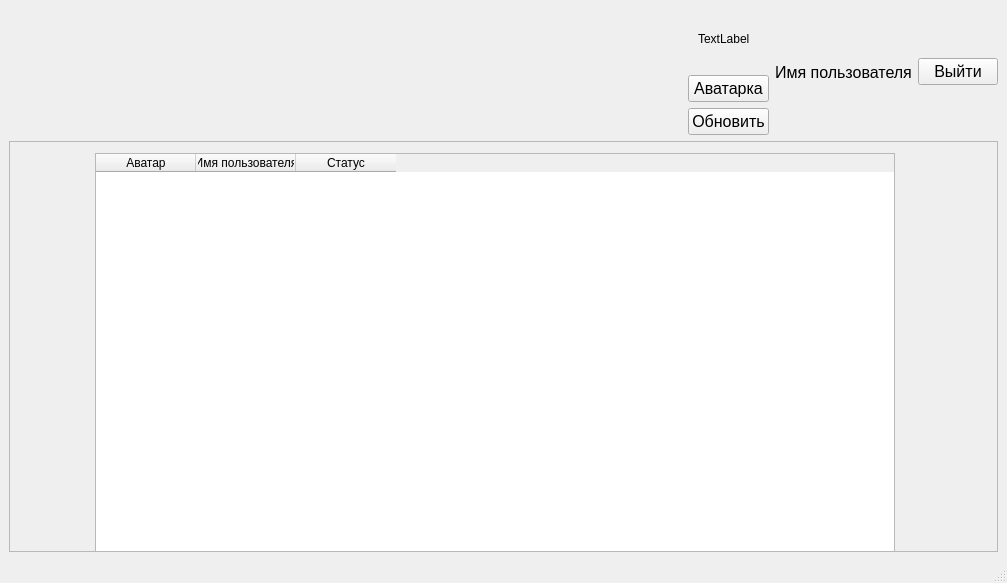
This is YandexProject1/ui_files/teacher_main_new.ui in JKarak/app-for-applications as Qt 5 draws it before an edit. The edited form follows.
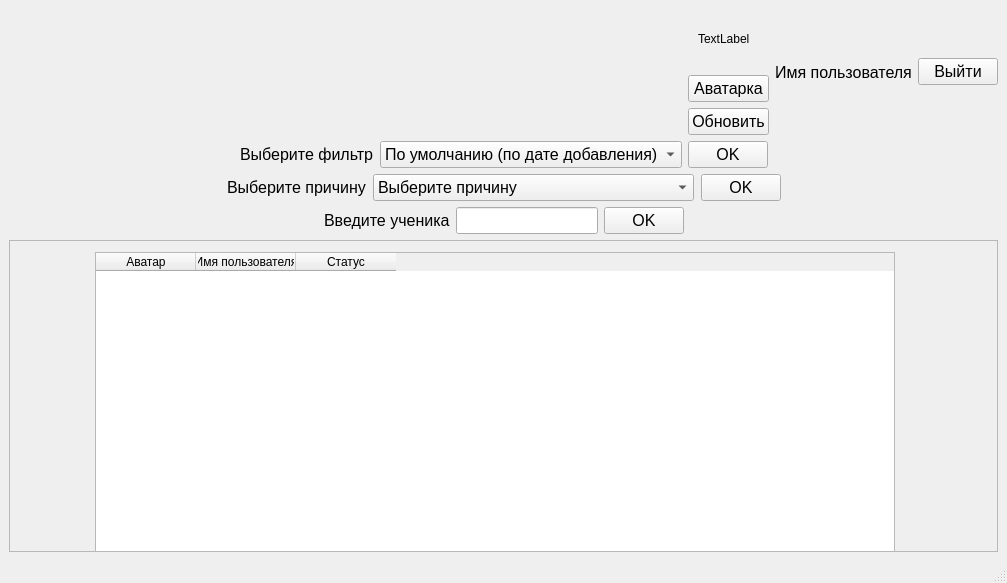
This is the edited form.

Patch:
```diff
--- a/YandexProject1/ui_files/teacher_main_new.ui
+++ b/YandexProject1/ui_files/teacher_main_new.ui
@@ -113,8 +113,256 @@
       </item>
      </layout>
     </item>
+    <item>
+     <layout class="QHBoxLayout" name="horizontalLayout_7">
+      <item>
+       <spacer name="horizontalSpacer_2">
+        <property name="orientation">
+         <enum>Qt::Horizontal</enum>
+        </property>
+        <property name="sizeHint" stdset="0">
+         <size>
+          <width>40</width>
+          <height>20</height>
+         </size>
+        </property>
+       </spacer>
+      </item>
+      <item>
+       <widget class="QLabel" name="label_2">
+        <property name="font">
+         <font>
+          <pointsize>12</pointsize>
+         </font>
+        </property>
+        <property name="text">
+         <string>Выберите фильтр</string>
+        </property>
+       </widget>
+      </item>
+      <item>
+       <widget class="QComboBox" name="comboBox">
+        <property name="sizePolicy">
+         <sizepolicy hsizetype="Minimum" vsizetype="Fixed">
+          <horstretch>0</horstretch>
+          <verstretch>0</verstretch>
+         </sizepolicy>
+        </property>
+        <property name="font">
+         <font>
+          <pointsize>12</pointsize>
+         </font>
+        </property>
+        <item>
+         <property name="text">
+          <string>По умолчанию (по дате добавления)</string>
+         </property>
+        </item>
+        <item>
+         <property name="text">
+          <string>По причине ухода</string>
+         </property>
+        </item>
+        <item>
+         <property name="text">
+          <string>По имени ученика</string>
+         </property>
+        </item>
+       </widget>
+      </item>
+      <item>
+       <widget class="QPushButton" name="pushButton_4">
+        <property name="font">
+         <font>
+          <pointsize>12</pointsize>
+         </font>
+        </property>
+        <property name="text">
+         <string>OK</string>
+        </property>
+       </widget>
+      </item>
+      <item>
+       <spacer name="horizontalSpacer_3">
+        <property name="orientation">
+         <enum>Qt::Horizontal</enum>
+        </property>
+        <property name="sizeHint" stdset="0">
+         <size>
+          <width>40</width>
+          <height>20</height>
+         </size>
+        </property>
+       </spacer>
+      </item>
+     </layout>
+    </item>
+    <item>
+     <layout class="QHBoxLayout" name="horizontalLayout_8">
+      <property name="spacing">
+       <number>7</number>
+      </property>
+      <property name="topMargin">
+       <number>0</number>
+      </property>
+      <item>
+       <spacer name="horizontalSpacer_4">
+        <property name="orientation">
+         <enum>Qt::Horizontal</enum>
+        </property>
+        <property name="sizeHint" stdset="0">
+         <size>
+          <width>40</width>
+          <height>20</height>
+         </size>
+        </property>
+       </spacer>
+      </item>
+      <item>
+       <widget class="QLabel" name="label_4">
+        <property name="font">
+         <font>
+          <pointsize>12</pointsize>
+         </font>
+        </property>
+        <property name="text">
+         <string>Выберите причину</string>
+        </property>
+       </widget>
+      </item>
+      <item>
+       <widget class="QComboBox" name="comboBox_2">
+        <property name="font">
+         <font>
+          <pointsize>12</pointsize>
+         </font>
+        </property>
+        <item>
+         <property name="text">
+          <string>Выберите причину</string>
+         </property>
+        </item>
+        <item>
+         <property name="text">
+          <string>Врач/сдача анализов/диспансеризация</string>
+         </property>
+        </item>
+        <item>
+         <property name="text">
+          <string>Семейные обстоятельства</string>
+         </property>
+        </item>
+        <item>
+         <property name="text">
+          <string>Олимпиада</string>
+         </property>
+        </item>
+       </widget>
+      </item>
+      <item>
+       <widget class="QPushButton" name="pushButton_5">
+        <property name="font">
+         <font>
+          <pointsize>12</pointsize>
+         </font>
+        </property>
+        <property name="text">
+         <string>OK</string>
+        </property>
+       </widget>
+      </item>
+      <item>
+       <spacer name="horizontalSpacer_5">
+        <property name="orientation">
+         <enum>Qt::Horizontal</enum>
+        </property>
+        <property name="sizeHint" stdset="0">
+         <size>
+          <width>40</width>
+          <height>20</height>
+         </size>
+        </property>
+       </spacer>
+      </item>
+     </layout>
+    </item>
+    <item>
+     <layout class="QHBoxLayout" name="horizontalLayout_9">
+      <item>
+       <spacer name="horizontalSpacer_6">
+        <property name="orientation">
+         <enum>Qt::Horizontal</enum>
+        </property>
+        <property name="sizeHint" stdset="0">
+         <size>
+          <width>40</width>
+          <height>20</height>
+         </size>
+        </property>
+       </spacer>
+      </item>
+      <item>
+       <widget class="QLabel" name="label_5">
+        <property name="font">
+         <font>
+          <pointsize>12</pointsize>
+         </font>
+        </property>
+        <property name="text">
+         <string>Введите ученика</string>
+        </property>
+       </widget>
+      </item>
+      <item>
+       <widget class="QLineEdit" name="lineEdit">
+        <property name="sizePolicy">
+         <sizepolicy hsizetype="Minimum" vsizetype="Fixed">
+          <horstretch>0</horstretch>
+          <verstretch>0</verstretch>
+         </sizepolicy>
+        </property>
+        <property name="font">
+         <font>
+          <pointsize>12</pointsize>
+         </font>
+        </property>
+       </widget>
+      </item>
+      <item>
+       <widget class="QPushButton" name="pushButton_6">
+        <property name="font">
+         <font>
+          <pointsize>12</pointsize>
+         </font>
+        </property>
+        <property name="text">
+         <string>OK</string>
+        </property>
+       </widget>
+      </item>
+      <item>
+       <spacer name="horizontalSpacer_7">
+        <property name="orientation">
+         <enum>Qt::Horizontal</enum>
+        </property>
+        <property name="sizeHint" stdset="0">
+         <size>
+          <width>40</width>
+          <height>20</height>
+         </size>
+        </property>
+       </spacer>
+      </item>
+     </layout>
+    </item>
     <item>
      <widget class="QScrollArea" name="scrollArea">
+      <property name="sizePolicy">
+       <sizepolicy hsizetype="Expanding" vsizetype="Expanding">
+        <horstretch>0</horstretch>
+        <verstretch>0</verstretch>
+       </sizepolicy>
+      </property>
       <property name="widgetResizable">
        <bool>true</bool>
       </property>
@@ -124,7 +372,7 @@
          <x>0</x>
          <y>0</y>
          <width>983</width>
-         <height>355</height>
+         <height>229</height>
         </rect>
        </property>
        <widget class="QWidget" name="layoutWidget">
```
